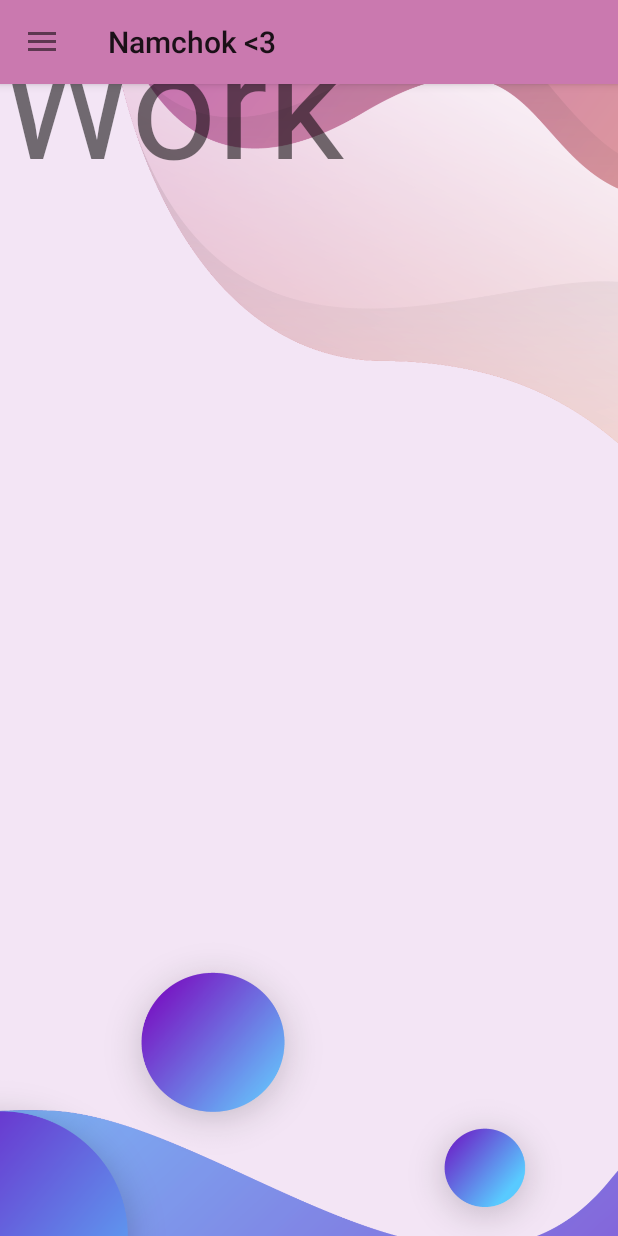
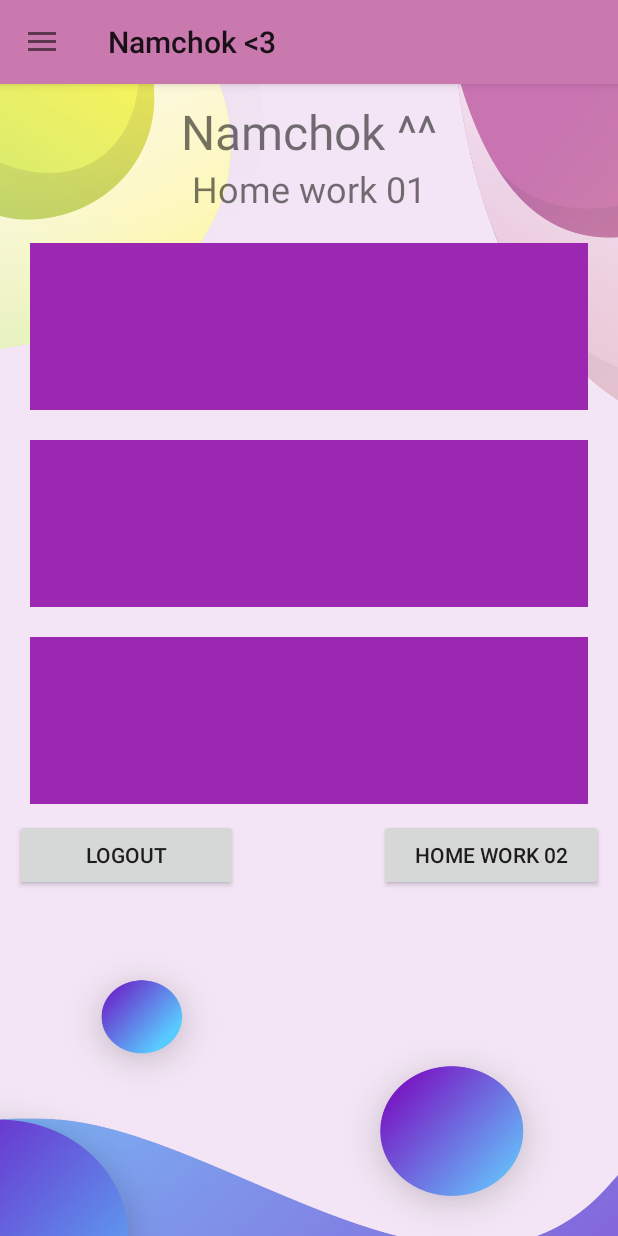
Before and after one commit to namchokGithub/android-studio, an Android app: the screen it shows after launch (Menu), in the side drawer, after a tap on "Work", on a phone screen of 412 x 824 dp. Run offline under Robolectric (Android 15) with nearby library versions, the phone set to English and light mode, and no system bars.

Commit message:
work_fragment

```diff
--- a/SmartDevice/app/src/main/res/layout/activity_homework01.xml
+++ b/SmartDevice/app/src/main/res/layout/activity_homework01.xml
@@ -9,6 +9,7 @@
         android:layout_width="match_parent"
         android:layout_height="match_parent"
         android:background="@drawable/bg"
+        android:layout_marginTop="60dp"
         android:orientation="vertical">
 
         <TextView
--- a/SmartDevice/app/src/main/res/layout/fragment_work.xml
+++ b/SmartDevice/app/src/main/res/layout/fragment_work.xml
@@ -5,11 +5,85 @@
     android:layout_height="match_parent"
     tools:context=".workFragment">
 
-    <!-- TODO: Update blank fragment layout -->
-    <TextView
+    <LinearLayout
         android:layout_width="match_parent"
         android:layout_height="match_parent"
-        android:textSize="100sp"
-        android:text="@string/textWork" />
+        android:background="@drawable/bg"
+        android:layout_marginTop="?attr/actionBarSize"
+        android:orientation="vertical">
+
+        <TextView
+            android:id="@+id/textTitleApp"
+            android:layout_width="match_parent"
+            android:layout_height="wrap_content"
+            android:layout_marginTop="10dp"
+            android:gravity="center"
+            android:text="@string/textTitleApp"
+            android:textSize="32sp" />
+
+        <TextView
+            android:id="@+id/textHw01"
+            android:layout_width="match_parent"
+            android:layout_height="wrap_content"
+            android:gravity="center"
+            android:text="@string/textHw01"
+            android:textSize="24sp" />
+
+        <TextView
+            android:layout_width="match_parent"
+            android:layout_height="111dp"
+            android:layout_marginLeft="20dp"
+            android:layout_marginTop="20dp"
+            android:layout_marginRight="20dp"
+            android:background="@drawable/box" />
+
+        <TextView
+            android:layout_width="match_parent"
+            android:layout_height="111dp"
+            android:layout_marginLeft="20dp"
+            android:layout_marginTop="20dp"
+            android:layout_marginRight="20dp"
+            android:background="@drawable/box" />
+
+        <TextView
+            android:layout_width="match_parent"
+            android:layout_height="111dp"
+            android:layout_marginLeft="20dp"
+            android:layout_marginTop="20dp"
+            android:layout_marginRight="20dp"
+            android:background="@drawable/box" />
+
+
+        <LinearLayout
+            android:layout_marginTop="10dp"
+            android:layout_width="match_parent"
+            android:layout_height="match_parent"
+            android:layout_marginStart="10dp"
+            android:layout_marginEnd="10dp"
+            android:orientation="horizontal">
+
+            <Button
+                android:id="@+id/logout"
+                android:layout_width="0dp"
+                android:layout_height="wrap_content"
+                android:layout_marginEnd="94dp"
+                android:layout_weight="1"
+                android:onClick="logout"
+                android:text="@string/btnLogout"
+                tools:ignore="OnClick" />
+
+            <Button
+                android:id="@+id/nextHw02"
+                android:layout_width="0dp"
+                android:layout_height="wrap_content"
+                android:onClick="hw02"
+                android:layout_weight="1"
+                android:text="@string/textHw02"
+                tools:ignore="OnClick" />
+
+        </LinearLayout>
+
+
+    </LinearLayout>
 
 </FrameLayout>
```
